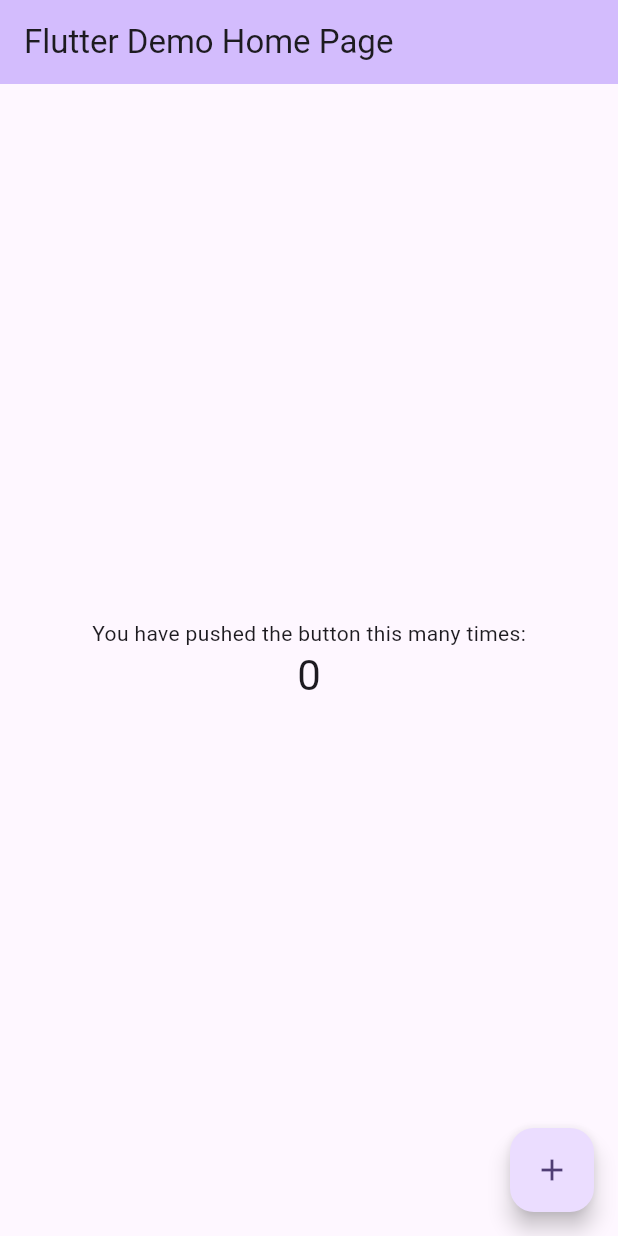
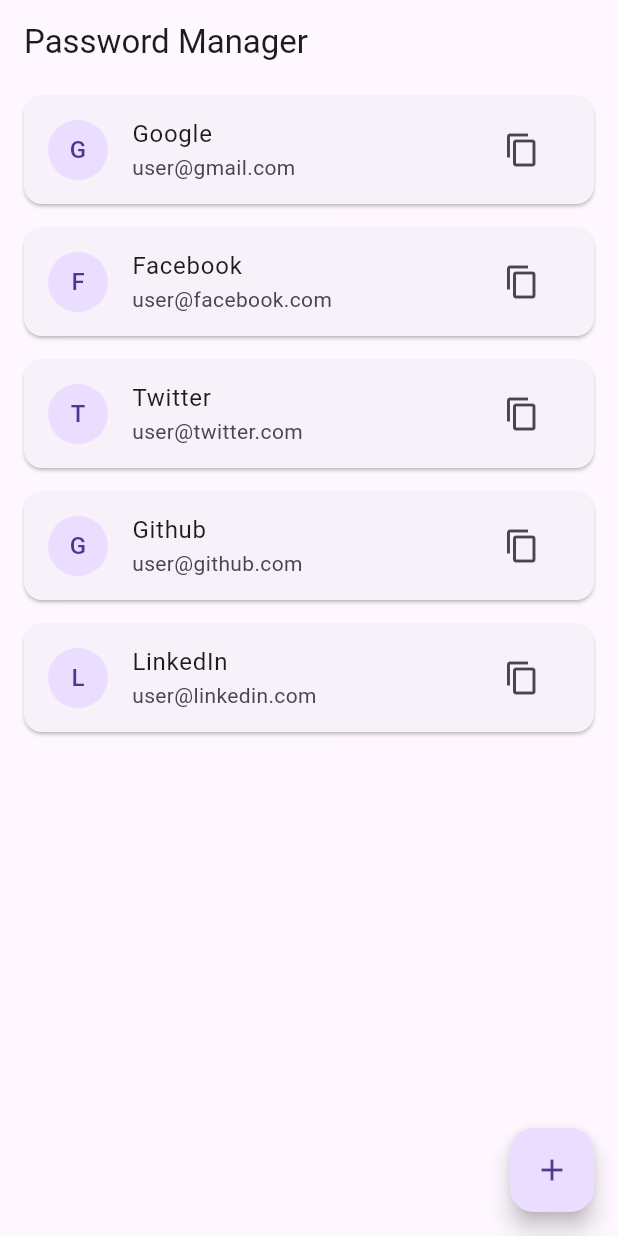
Before and after one commit to could-ai/019854de-df74-79bf-b3ca-8f945bd604f2, a Flutter app: the screen it shows after launch, on a phone screen of 412 x 824 dp. Run offline on Flutter 3.47's test engine with Material 3 defaults, Android fonts, the phone set to English and light mode, and no system bars.

Commit message:
Set up the main application entry point for the password manager app, configuring the theme and setting the home screen to PasswordListScreen.; Created the data model for a password entry, defining the structure with fields for site name, username, and password.; Developed the main screen to list passwords using dummy data, including a FloatingActionButton for adding new entries.; Created a reusable list item widget to display individual password details, with a button to copy the password to the clipboard.

```diff
--- a/usr/lib/main.dart
+++ b/usr/lib/main.dart
@@ -1,120 +1,23 @@
 import 'package:flutter/material.dart';
+import 'screens/password_list_screen.dart';
 
 void main() {
   runApp(const MyApp());
 }
 
 class MyApp extends StatelessWidget {
-  const MyApp({super.key});
+  const MyApp({Key? key}) : super(key: key);
 
-  // This widget is the root of your application.
   @override
   Widget build(BuildContext context) {
     return MaterialApp(
-      title: 'Flutter Demo',
+      title: 'Password Manager',
+      theme: ThemeData(
+        primarySwatch: Colors.blue,
+        visualDensity: VisualDensity.adaptivePlatformDensity,
+      ),
       debugShowCheckedModeBanner: false,
-      theme: ThemeData(
-        // This is the theme of your application.
-        //
-        // TRY THIS: Try running your application with "flutter run". You'll see
-        // the application has a purple toolbar. Then, without quitting the app,
-        // try changing the seedColor in the colorScheme below to Colors.green
-        // and then invoke "hot reload" (save your changes or press the "hot
-        // reload" button in a Flutter-supported IDE, or press "r" if you used
-        // the command line to start the app).
-        //
-        // Notice that the counter didn't reset back to zero; the application
-        // state is not lost during the reload. To reset the state, use hot
-        // restart instead.
-        //
-        // This works for code too, not just values: Most code changes can be
-        // tested with just a hot reload.
-        colorScheme: ColorScheme.fromSeed(seedColor: Colors.deepPurple),
-      ),
-      home: const MyHomePage(title: 'Flutter Demo Home Page'),
+      home: const PasswordListScreen(),
     );
   }
 }
-
-class MyHomePage extends StatefulWidget {
-  const MyHomePage({super.key, required this.title});
-
-  // This widget is the home page of your application. It is stateful, meaning
-  // that it has a State object (defined below) that contains fields that affect
-  // how it looks.
-
-  // This class is the configuration for the state. It holds the values (in this
-  // case the title) provided by the parent (in this case the App widget) and
-  // used by the build method of the State. Fields in a Widget subclass are
-  // always marked "final".
-
-  final String title;
-
-  @override
-  State<MyHomePage> createState() => _MyHomePageState();
-}
-
-class _MyHomePageState extends State<MyHomePage> {
-  int _counter = 0;
-
-  void _incrementCounter() {
-    setState(() {
-      // This call to setState tells the Flutter framework that something has
-      // changed in this State, which causes it to rerun the build method below
-      // so that the display can reflect the updated values. If we changed
-      // _counter without calling setState(), then the build method would not be
-      // called again, and so nothing would appear to happen.
-      _counter++;
-    });
-  }
-
-  @override
-  Widget build(BuildContext context) {
-    // This method is rerun every time setState is called, for instance as done
-    // by the _incrementCounter method above.
-    //
-    // The Flutter framework has been optimized to make rerunning build methods
-    // fast, so that you can just rebuild anything that needs updating rather
-    // than having to individually change instances of widgets.
-    return Scaffold(
-      appBar: AppBar(
-        // TRY THIS: Try changing the color here to a specific color (to
-        // Colors.amber, perhaps?) and trigger a hot reload to see the AppBar
-        // change color while the other colors stay the same.
-        backgroundColor: Theme.of(context).colorScheme.inversePrimary,
-        // Here we take the value from the MyHomePage object that was created by
-        // the App.build method, and use it to set our appbar title.
-        title: Text(widget.title),
-      ),
-      body: Center(
-        // Center is a layout widget. It takes a single child and positions it
-        // in the middle of the parent.
-        child: Column(
-          // Column is also a layout widget. It takes a list of children and
-          // arranges them vertically. By default, it sizes itself to fit its
-          // children horizontally, and tries to be as tall as its parent.
-          //
-          // Column has various properties to control how it sizes itself and
-          // how it positions its children. Here we use mainAxisAlignment to
-          // center the children vertically; the main axis here is the vertical
-          // axis because Columns are vertical (the cross axis would be
-          // horizontal).
-          //
-          // TRY THIS: Invoke "debug painting" (choose the "Toggle Debug Paint"
-          // action in the IDE, or press "p" in the console), to see the
-          // wireframe for each widget.
-          mainAxisAlignment: MainAxisAlignment.center,
-          children: <Widget>[
-            const Text('You have pushed the button this many times:'),
-            Text('$_counter', style: Theme.of(context).textTheme.headlineMedium),
-          ],
-        ),
-      ),
-      floatingActionButton: FloatingActionButton(
-        onPressed: _incrementCounter,
-        tooltip: 'Increment',
-        child: const Icon(Icons.add),
-      ), // This trailing comma makes auto-formatting nicer for build methods.
-    );
-  }
-}
--- /dev/null
+++ b/usr/lib/models/password_model.dart
@@ -0,0 +1,13 @@
+class Password {
+  final String id;
+  final String siteName;
+  final String username;
+  final String password;
+
+  Password({
+    required this.id,
+    required this.siteName,
+    required this.username,
+    required this.password,
+  });
+}
--- /dev/null
+++ b/usr/lib/screens/password_list_screen.dart
@@ -0,0 +1,43 @@
+import 'package:flutter/material.dart';
+import '../models/password_model.dart';
+import '../widgets/password_list_item.dart';
+
+class PasswordListScreen extends StatefulWidget {
+  const PasswordListScreen({Key? key}) : super(key: key);
+
+  @override
+  _PasswordListScreenState createState() => _PasswordListScreenState();
+}
+
+class _PasswordListScreenState extends State<PasswordListScreen> {
+  // Dummy data for demonstration
+  final List<Password> _passwords = [
+    Password(id: '1', siteName: 'Google', username: 'user@gmail.com', password: 'password123'),
+    Password(id: '2', siteName: 'Facebook', username: 'user@facebook.com', password: 'password456'),
+    Password(id: '3', siteName: 'Twitter', username: 'user@twitter.com', password: 'password789'),
+    Password(id: '4', siteName: 'Github', username: 'user@github.com', password: 'password101'),
+    Password(id: '5', siteName: 'LinkedIn', username: 'user@linkedin.com', password: 'password112'),
+  ];
+
+  @override
+  Widget build(BuildContext context) {
+    return Scaffold(
+      appBar: AppBar(
+        title: const Text('Password Manager'),
+      ),
+      body: ListView.builder(
+        itemCount: _passwords.length,
+        itemBuilder: (context, index) {
+          return PasswordListItem(password: _passwords[index]);
+        },
+      ),
+      floatingActionButton: FloatingActionButton(
+        onPressed: () {
+          // In a real app, this would open a screen to add a new password.
+        },
+        child: const Icon(Icons.add),
+        tooltip: 'Add Password',
+      ),
+    );
+  }
+}
--- /dev/null
+++ b/usr/lib/widgets/password_list_item.dart
@@ -0,0 +1,33 @@
+import 'package:flutter/material.dart';
+import 'package:flutter/services.dart';
+import '../models/password_model.dart';
+
+class PasswordListItem extends StatelessWidget {
+  final Password password;
+
+  const PasswordListItem({Key? key, required this.password}) : super(key: key);
+
+  @override
+  Widget build(BuildContext context) {
+    return Card(
+      margin: const EdgeInsets.symmetric(horizontal: 16, vertical: 8),
+      child: ListTile(
+        leading: CircleAvatar(
+          child: Text(password.siteName[0]),
+        ),
+        title: Text(password.siteName),
+        subtitle: Text(password.username),
+        trailing: IconButton(
+          icon: const Icon(Icons.copy),
+          tooltip: 'Copy Password',
+          onPressed: () {
+            Clipboard.setData(ClipboardData(text: password.password));
+            ScaffoldMessenger.of(context).showSnackBar(
+              const SnackBar(content: Text('Password copied to clipboard')),
+            );
+          },
+        ),
+      ),
+    );
+  }
+}
```
